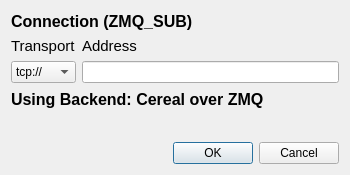
Old version of the form plugins/DataStreamCereal/datastream_cereal.ui in the repository commaai/PlotJuggler.
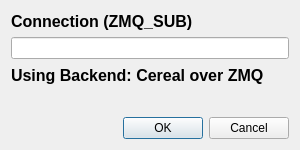
New version of the form.

Commit message: only tcp

What changed in the file:
```diff
--- a/plugins/DataStreamCereal/datastream_cereal.ui
+++ b/plugins/DataStreamCereal/datastream_cereal.ui
@@ -6,8 +6,8 @@
    <rect>
     <x>0</x>
     <y>0</y>
-    <width>350</width>
-    <height>175</height>
+    <width>300</width>
+    <height>150</height>
    </rect>
   </property>
   <property name="windowTitle">
@@ -29,56 +29,8 @@
     </widget>
    </item>
    <item>
-    <layout class="QGridLayout" name="gridLayout" columnstretch="0,1">
+    <layout class="QGridLayout" name="gridLayout" columnstretch="0">
      <item row="0" column="0">
-      <widget class="QLabel" name="label_2">
-       <property name="font">
-        <font>
-         <pointsize>11</pointsize>
-         <weight>50</weight>
-         <bold>false</bold>
-        </font>
-       </property>
-       <property name="text">
-        <string>Transport</string>
-       </property>
-      </widget>
-     </item>
-     <item row="0" column="1">
-      <widget class="QLabel" name="label_3">
-       <property name="font">
-        <font>
-         <pointsize>11</pointsize>
-         <weight>50</weight>
-         <bold>false</bold>
-        </font>
-       </property>
-       <property name="text">
-        <string>Address</string>
-       </property>
-      </widget>
-     </item>
-
-     <item row="1" column="0">
-      <widget class="QComboBox" name="comboBox">
-       <item>
-        <property name="text">
-         <string>tcp://</string>
-        </property>
-       </item>
-       <item>
-        <property name="text">
-         <string>ipc://</string>
-        </property>
-       </item>
-       <item>
-        <property name="text">
-         <string>pgm://</string>
-        </property>
-       </item>
-      </widget>
-     </item>
-     <item row="1" column="1">
       <widget class="QLineEdit" name="lineEditAddress"/>
      </item>
     </layout>
```
